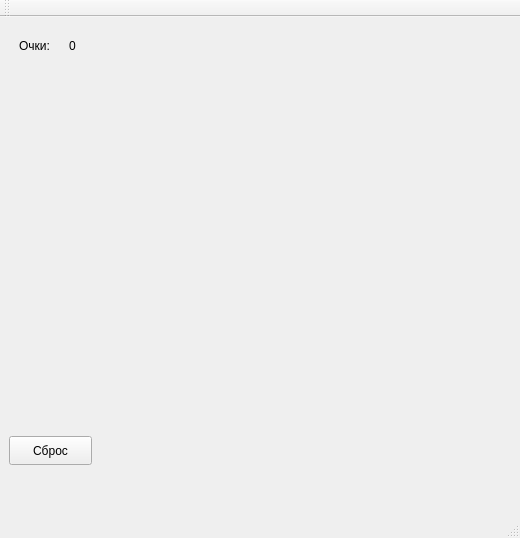
Old version of the form 221_3210_Ryabkova/mainwindow.ui in the repository RyabkovaA/221_3210_Ryabkova.
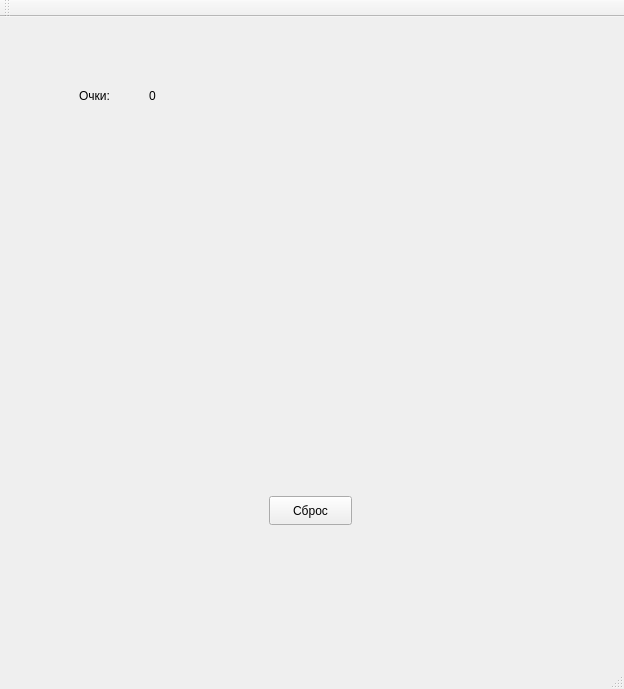
New version of the form. The open tabs and pages were chosen to show the change.

The edit to the form file:
```diff
--- a/221_3210_Ryabkova/mainwindow.ui
+++ b/221_3210_Ryabkova/mainwindow.ui
@@ -6,8 +6,8 @@
    <rect>
     <x>0</x>
     <y>0</y>
-    <width>520</width>
-    <height>538</height>
+    <width>624</width>
+    <height>689</height>
    </rect>
   </property>
   <property name="windowTitle">
@@ -24,8 +24,8 @@
        <widget class="QLabel" name="label_2">
         <property name="geometry">
          <rect>
-          <x>10</x>
-          <y>10</y>
+          <x>70</x>
+          <y>60</y>
           <width>63</width>
           <height>20</height>
          </rect>
@@ -37,8 +37,8 @@
        <widget class="QLabel" name="labelScore">
         <property name="geometry">
          <rect>
-          <x>60</x>
-          <y>10</y>
+          <x>140</x>
+          <y>60</y>
           <width>63</width>
           <height>20</height>
          </rect>
@@ -50,8 +50,8 @@
        <widget class="QPushButton" name="buttonClear">
         <property name="geometry">
          <rect>
-          <x>0</x>
-          <y>410</y>
+          <x>260</x>
+          <y>470</y>
           <width>83</width>
           <height>29</height>
          </rect>
@@ -63,10 +63,10 @@
        <widget class="QWidget" name="gridLayoutWidget">
         <property name="geometry">
          <rect>
-          <x>0</x>
-          <y>40</y>
-          <width>491</width>
-          <height>361</height>
+          <x>70</x>
+          <y>90</y>
+          <width>461</width>
+          <height>371</height>
          </rect>
         </property>
         <layout class="QGridLayout" name="gridLayout_3"/>
```
Left out of the diff: 2 changed lines with no effect on the pictures.
